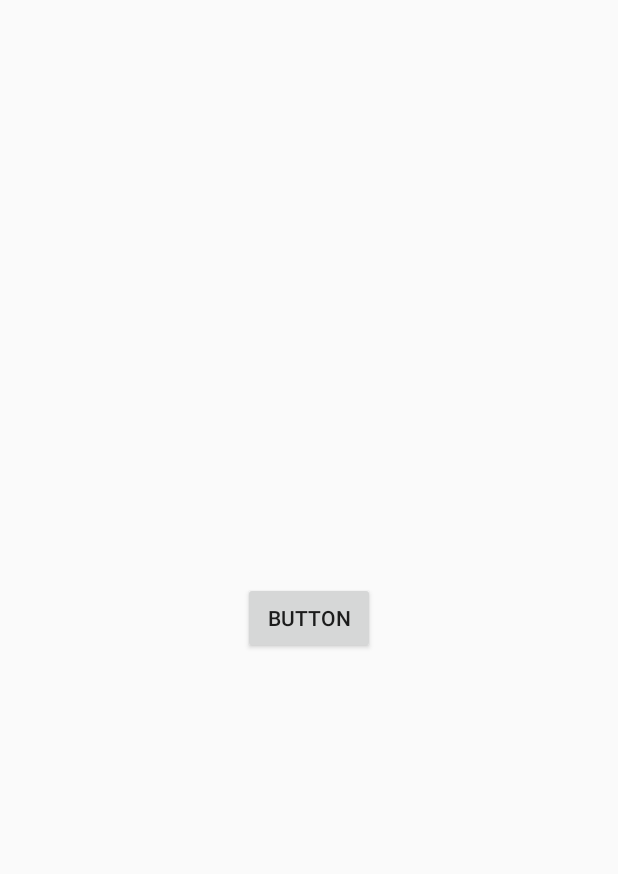
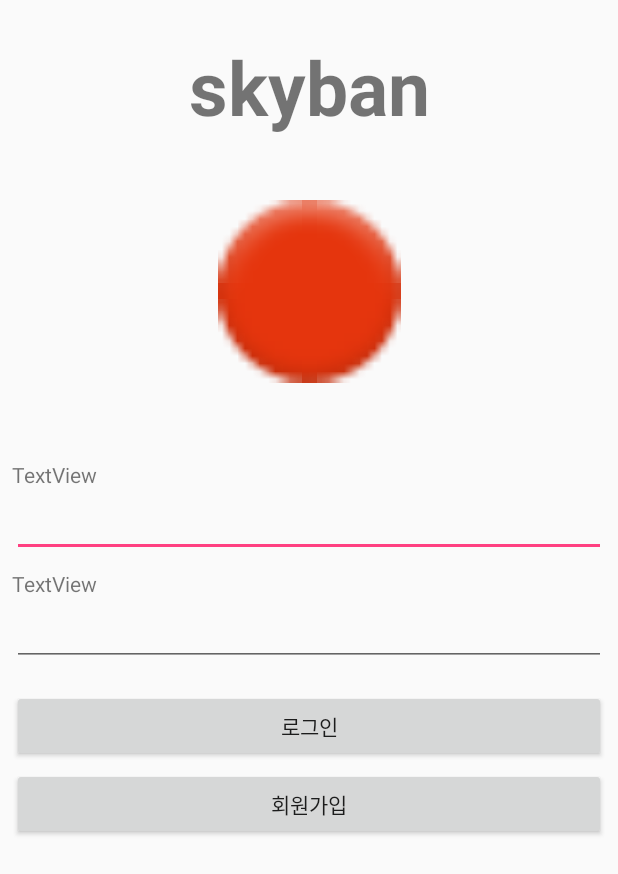
Before and after one commit to yjs8237/skyban_android, an Android app: the screen it shows after launch (LoginActivity), on a phone screen of 412 x 824 dp. Shown: the top 874 px of the screen. Run offline under Robolectric (Android 15) with nearby library versions, the phone set to English and light mode, and no system bars.

Commit message:
ui dev ing

```diff
--- a/app/src/main/java/com/nycompany/skyban/LoginActivity.kt
+++ b/app/src/main/java/com/nycompany/skyban/LoginActivity.kt
@@ -5,14 +5,14 @@ import android.support.v7.app.AppCompatActivity
 import android.os.Bundle
 import kotlinx.android.synthetic.main.activity_login.*
 
+
 class LoginActivity : AppCompatActivity() {
-    //test
     override fun onCreate(savedInstanceState: Bundle?) {
         super.onCreate(savedInstanceState)
         setContentView(R.layout.activity_login)
 
-        button.setOnClickListener{
-            startActivity(Intent().setClass(this, MainActivity::class.java))
+        loginBtn.setOnClickListener{
+            startActivity(Intent().setClass(this, termsActivity::class.java))
             finish()
         }
     }
--- a/app/src/main/res/layout/activity_login.xml
+++ b/app/src/main/res/layout/activity_login.xml
@@ -1,20 +1,105 @@
 <?xml version="1.0" encoding="utf-8"?>
-<android.support.constraint.ConstraintLayout
-    xmlns:android="http://schemas.android.com/apk/res/android"
+<android.support.constraint.ConstraintLayout xmlns:android="http://schemas.android.com/apk/res/android"
     xmlns:app="http://schemas.android.com/apk/res-auto"
     xmlns:tools="http://schemas.android.com/tools"
     android:layout_width="match_parent"
     android:layout_height="match_parent"
     tools:context=".LoginActivity">
 
-    <Button
-        android:id="@+id/button"
+    <TextView
+        android:id="@+id/textView2"
         android:layout_width="wrap_content"
         android:layout_height="wrap_content"
-        android:text="Button"
-        app:layout_constraintBottom_toBottomOf="parent"
+        android:layout_marginTop="24dp"
+        android:text="skyban"
+        android:textAlignment="center"
+        android:textSize="50sp"
+        android:textStyle="bold"
         app:layout_constraintEnd_toEndOf="parent"
         app:layout_constraintHorizontal_bias="0.5"
         app:layout_constraintStart_toStartOf="parent"
-        app:layout_constraintTop_toTopOf="parent"/>
+        app:layout_constraintTop_toTopOf="parent" />
+
+    <ImageView
+        android:id="@+id/imageView"
+        android:layout_width="122dp"
+        android:layout_height="125dp"
+        android:layout_marginTop="40dp"
+        app:layout_constraintEnd_toEndOf="parent"
+        app:layout_constraintHorizontal_bias="0.5"
+        app:layout_constraintStart_toStartOf="parent"
+        app:layout_constraintTop_toBottomOf="@+id/textView2"
+        app:srcCompat="@android:drawable/ic_notification_overlay" />
+
+    <TextView
+        android:id="@+id/textView"
+        android:layout_width="wrap_content"
+        android:layout_height="wrap_content"
+        android:layout_marginTop="50dp"
+        android:text="TextView"
+        app:layout_constraintStart_toStartOf="@+id/editText"
+        app:layout_constraintTop_toBottomOf="@+id/imageView" />
+
+    <EditText
+        android:id="@+id/editText"
+        android:layout_width="0dp"
+        android:layout_height="wrap_content"
+        android:layout_marginEnd="8dp"
+        android:layout_marginStart="8dp"
+        android:ems="10"
+        android:inputType="number"
+        app:layout_constraintEnd_toEndOf="parent"
+        app:layout_constraintHorizontal_bias="0.5"
+        app:layout_constraintStart_toStartOf="parent"
+        app:layout_constraintTop_toBottomOf="@+id/textView" />
+
+    <Button
+        android:id="@+id/loginBtn"
+        android:layout_width="0dp"
+        android:layout_height="wrap_content"
+        android:layout_marginEnd="8dp"
+        android:layout_marginStart="8dp"
+        android:layout_marginTop="16dp"
+        android:text="로그인"
+        app:layout_constraintEnd_toEndOf="parent"
+        app:layout_constraintHorizontal_bias="0.5"
+        app:layout_constraintStart_toStartOf="parent"
+        app:layout_constraintTop_toBottomOf="@+id/editText2" />
+
+    <Button
+        android:id="@+id/regBtn"
+        android:layout_width="0dp"
+        android:layout_height="wrap_content"
+        android:layout_marginEnd="8dp"
+        android:layout_marginStart="8dp"
+        android:layout_marginTop="4dp"
+        android:text="회원가입"
+        app:layout_constraintEnd_toEndOf="parent"
+        app:layout_constraintHorizontal_bias="0.5"
+        app:layout_constraintStart_toStartOf="parent"
+        app:layout_constraintTop_toBottomOf="@+id/loginBtn" />
+
+    <TextView
+        android:id="@+id/textView3"
+        android:layout_width="wrap_content"
+        android:layout_height="wrap_content"
+        android:layout_marginTop="8dp"
+        android:text="TextView"
+        app:layout_constraintStart_toStartOf="@+id/editText2"
+        app:layout_constraintTop_toBottomOf="@+id/editText" />
+
+    <EditText
+        android:id="@+id/editText2"
+        android:layout_width="0dp"
+        android:layout_height="wrap_content"
+        android:layout_marginEnd="8dp"
+        android:layout_marginStart="8dp"
+        android:ems="10"
+        android:inputType="textPassword"
+        app:layout_constraintEnd_toEndOf="parent"
+        app:layout_constraintHorizontal_bias="0.5"
+        app:layout_constraintStart_toStartOf="parent"
+        app:layout_constraintTop_toBottomOf="@+id/textView3" />
+
+
 </android.support.constraint.ConstraintLayout>
```
Also changed, not shown: app/src/main/AndroidManifest.xml (+7 -8 lines), app/src/main/java/com/nycompany/skyban/termsActivity.kt (added, +21 -0 lines), app/src/main/res/layout/activity_terms.xml (added, +70 -0 lines).
